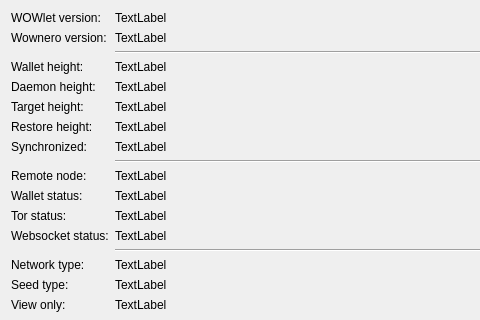
Qt form src/dialog/debuginfodialog.ui (sanderfoobar/wowlet) before a commit; both pictures show x 0 to 480 and y 0 to 320 of the 693 by 612 pixel window.
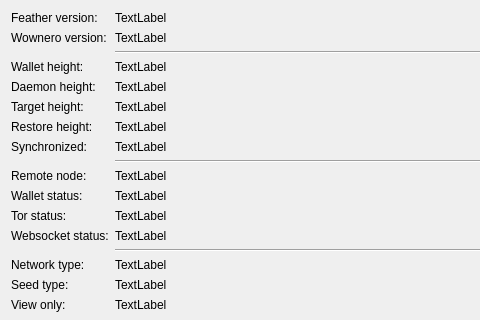
The same form after that commit.

```diff
--- a/src/dialog/debuginfodialog.ui
+++ b/src/dialog/debuginfodialog.ui
@@ -19,7 +19,7 @@
      <item row="0" column="0">
       <widget class="QLabel" name="label">
        <property name="text">
-        <string>WOWlet version:</string>
+        <string>Feather version:</string>
        </property>
       </widget>
      </item>
```
